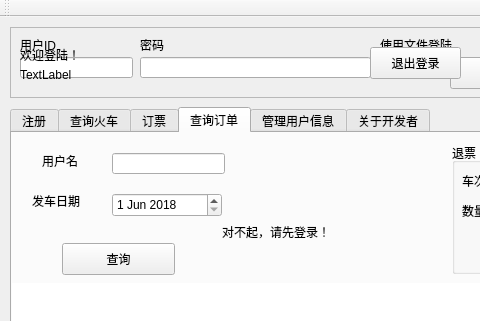
The window that QtPartB/mainwindow.ui (peterzheng98/2017-2018-B_DS_TrainTicketBooking) describes before a commit, drawn with Qt 5; both pictures show x 0 to 480 and y 0 to 321 of the 796 by 660 pixel window.
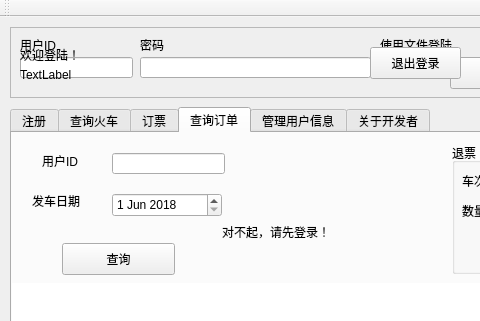
The same window after the commit. The open tabs and pages were chosen to show the change. Icons and pictures are not drawn.

Commit message: [Develop 2-1K]

```diff
--- a/QtPartB/mainwindow.ui
+++ b/QtPartB/mainwindow.ui
@@ -1057,7 +1057,7 @@
         </rect>
        </property>
        <property name="text">
-        <string>用户名</string>
+        <string>用户ID</string>
        </property>
       </widget>
       <widget class="QLineEdit" name="tab3_logined_frame_username">
```
Left out of the diff: 8 changed lines with no effect on the pictures. The commit also changes 2 other files.
